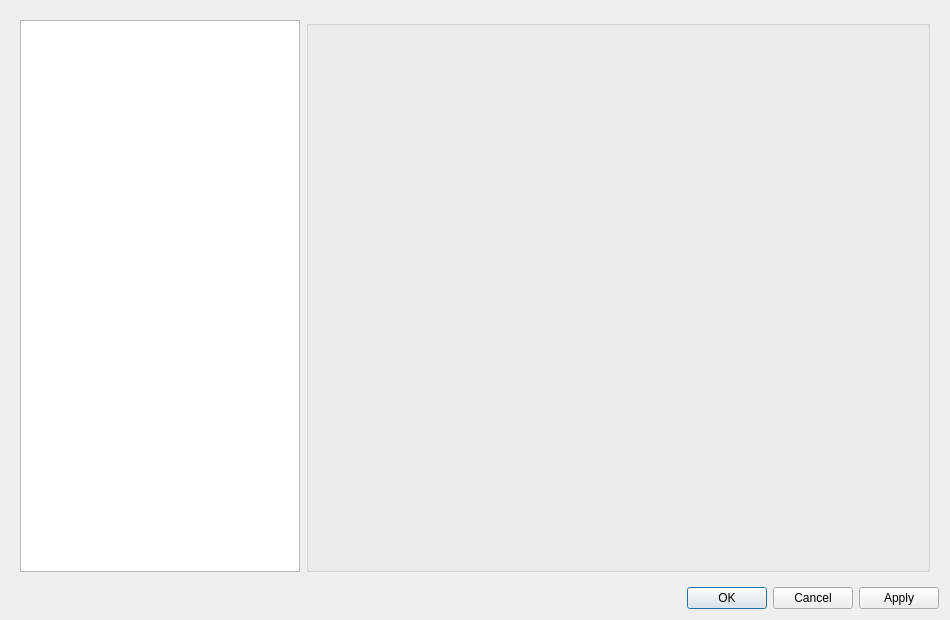
First picture: the form in src/core/gui/configuration/configurationdialog.ui, repository DoomseekerTeam/Doomseeker, before the edit.
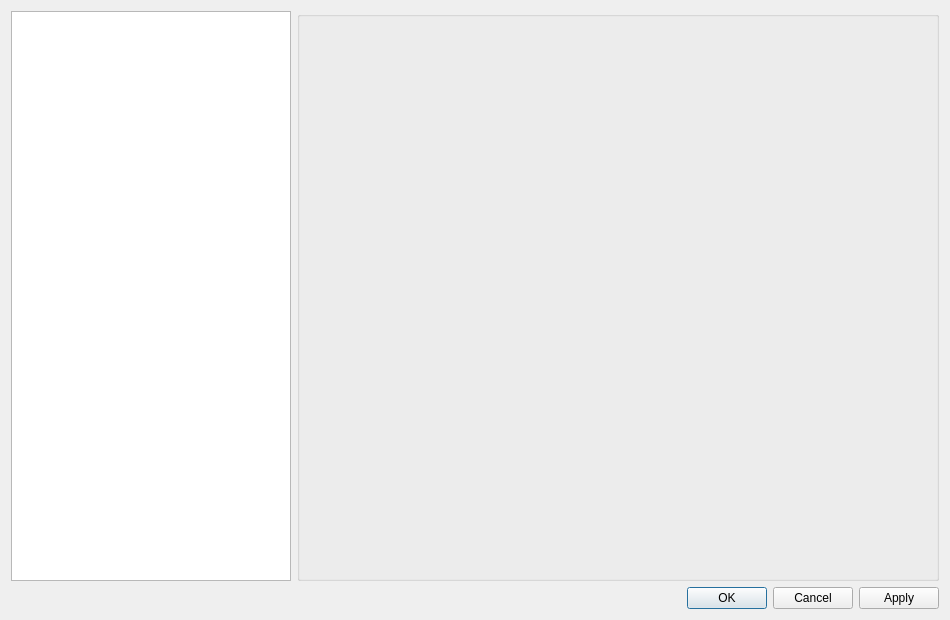
Second picture: the form after the edit.

Commit message:
Fix: remove the double padding in the config box (#3676)
The config box itself has the default padding, then the layout in which
the page panel and the sections tree reside also had that same amount of
padding. This padding from this layout is removed here.

Diff of the .ui file:
```diff
--- a/src/core/gui/configuration/configurationdialog.ui
+++ b/src/core/gui/configuration/configurationdialog.ui
@@ -20,6 +20,18 @@
       <property name="sizeConstraint">
        <enum>QLayout::SetMinAndMaxSize</enum>
       </property>
+      <property name="leftMargin">
+       <number>0</number>
+      </property>
+      <property name="topMargin">
+       <number>0</number>
+      </property>
+      <property name="rightMargin">
+       <number>0</number>
+      </property>
+      <property name="bottomMargin">
+       <number>0</number>
+      </property>
       <item>
        <widget class="QTreeView" name="tvOptionsList">
         <property name="sizePolicy">
```
